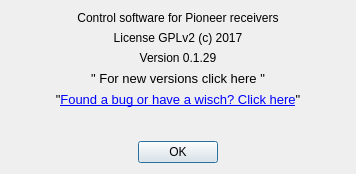
The window that aboutdialog.ui (AceOfSnakes/AvrPioRemote) describes before a commit, drawn with Qt 5.
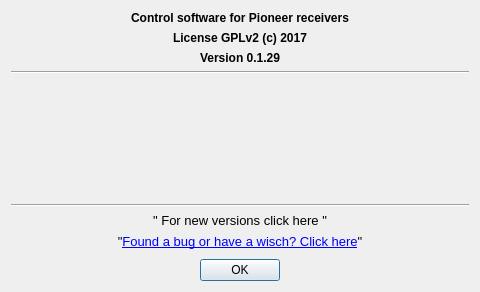
The same window after the commit.

Commit message: add compiler to about

```diff
--- a/aboutdialog.ui
+++ b/aboutdialog.ui
@@ -6,19 +6,40 @@
    <rect>
     <x>0</x>
     <y>0</y>
-    <width>356</width>
-    <height>174</height>
+    <width>480</width>
+    <height>292</height>
    </rect>
   </property>
+  <property name="minimumSize">
+   <size>
+    <width>480</width>
+    <height>0</height>
+   </size>
+  </property>
+  <property name="maximumSize">
+   <size>
+    <width>600</width>
+    <height>300</height>
+   </size>
+  </property>
   <property name="windowTitle">
    <string>About</string>
   </property>
+  <property name="styleSheet">
+   <string notr="true"/>
+  </property>
   <property name="modal">
    <bool>true</bool>
   </property>
   <layout class="QVBoxLayout" name="verticalLayout">
    <item>
     <widget class="QLabel" name="label">
+     <property name="font">
+      <font>
+       <weight>75</weight>
+       <bold>true</bold>
+      </font>
+     </property>
      <property name="text">
       <string>Control software for Pioneer receivers</string>
      </property>
@@ -29,6 +50,12 @@
    </item>
    <item>
     <widget class="QLabel" name="label_2">
+     <property name="font">
+      <font>
+       <weight>75</weight>
+       <bold>true</bold>
+      </font>
+     </property>
      <property name="text">
       <string>License GPLv2 (c) 2017</string>
      </property>
@@ -39,6 +66,12 @@
    </item>
    <item>
     <widget class="QLabel" name="label_3">
+     <property name="font">
+      <font>
+       <weight>75</weight>
+       <bold>true</bold>
+      </font>
+     </property>
      <property name="text">
       <string>Version 0.1.29</string>
      </property>
@@ -47,6 +80,116 @@
      </property>
     </widget>
    </item>
+   <item>
+    <widget class="Line" name="line_2">
+     <property name="orientation">
+      <enum>Qt::Horizontal</enum>
+     </property>
+    </widget>
+   </item>
+   <item>
+    <layout class="QHBoxLayout" name="horizontalLayout_2">
+     <property name="topMargin">
+      <number>0</number>
+     </property>
+     <item>
+      <spacer name="horizontalSpacer_4">
+       <property name="orientation">
+        <enum>Qt::Horizontal</enum>
+       </property>
+       <property name="sizeHint" stdset="0">
+        <size>
+         <width>40</width>
+         <height>20</height>
+        </size>
+       </property>
+      </spacer>
+     </item>
+     <item>
+      <widget class="QLabel" name="labelQTLogo">
+       <property name="sizePolicy">
+        <sizepolicy hsizetype="Maximum" vsizetype="Maximum">
+         <horstretch>0</horstretch>
+         <verstretch>0</verstretch>
+        </sizepolicy>
+       </property>
+       <property name="minimumSize">
+        <size>
+         <width>400</width>
+         <height>78</height>
+        </size>
+       </property>
+       <property name="maximumSize">
+        <size>
+         <width>400</width>
+         <height>77</height>
+        </size>
+       </property>
+       <property name="text">
+        <string/>
+       </property>
+       <property name="textFormat">
+        <enum>Qt::PlainText</enum>
+       </property>
+       <property name="alignment">
+        <set>Qt::AlignCenter</set>
+       </property>
+      </widget>
+     </item>
+     <item>
+      <spacer name="horizontalSpacer_3">
+       <property name="orientation">
+        <enum>Qt::Horizontal</enum>
+       </property>
+       <property name="sizeHint" stdset="0">
+        <size>
+         <width>40</width>
+         <height>20</height>
+        </size>
+       </property>
+      </spacer>
+     </item>
+    </layout>
+   </item>
+   <item>
+    <widget class="QLabel" name="labelQT">
+     <property name="font">
+      <font>
+       <weight>75</weight>
+       <bold>true</bold>
+      </font>
+     </property>
+     <property name="text">
+      <string/>
+     </property>
+     <property name="alignment">
+      <set>Qt::AlignCenter</set>
+     </property>
+    </widget>
+   </item>
+   <item>
+    <widget class="QLabel" name="labelCompiler">
+     <property name="font">
+      <font>
+       <weight>75</weight>
+       <bold>true</bold>
+      </font>
+     </property>
+     <property name="text">
+      <string/>
+     </property>
+     <property name="alignment">
+      <set>Qt::AlignCenter</set>
+     </property>
+    </widget>
+   </item>
+   <item>
+    <widget class="Line" name="line">
+     <property name="orientation">
+      <enum>Qt::Horizontal</enum>
+     </property>
+    </widget>
+   </item>
    <item>
     <widget class="QLabel" name="label_4">
      <property name="font">
```
The commit also changes 4 other files.
